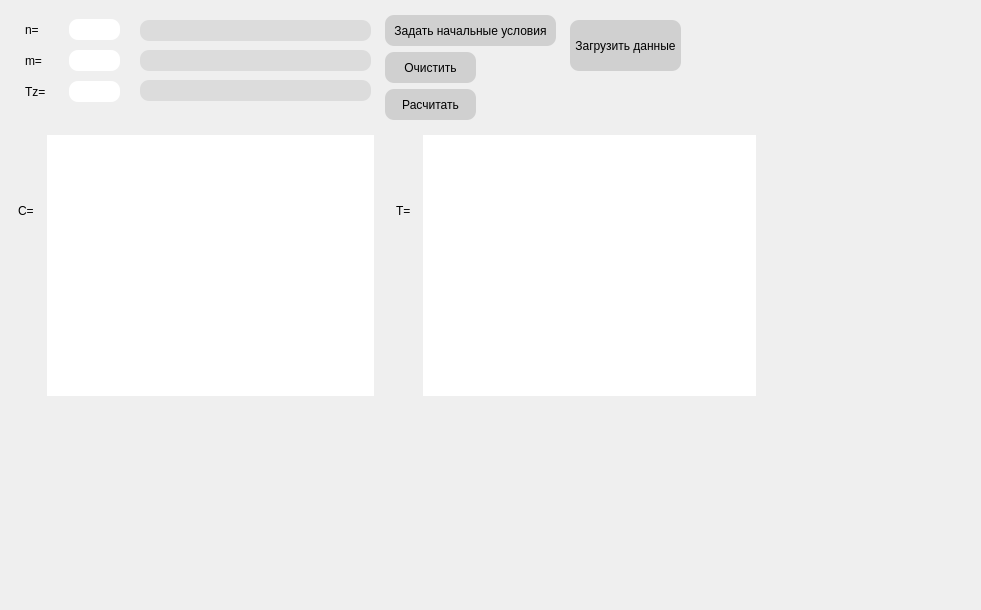
MedvedevIgS/UvBS, file FormApp.ui: the form before one commit.
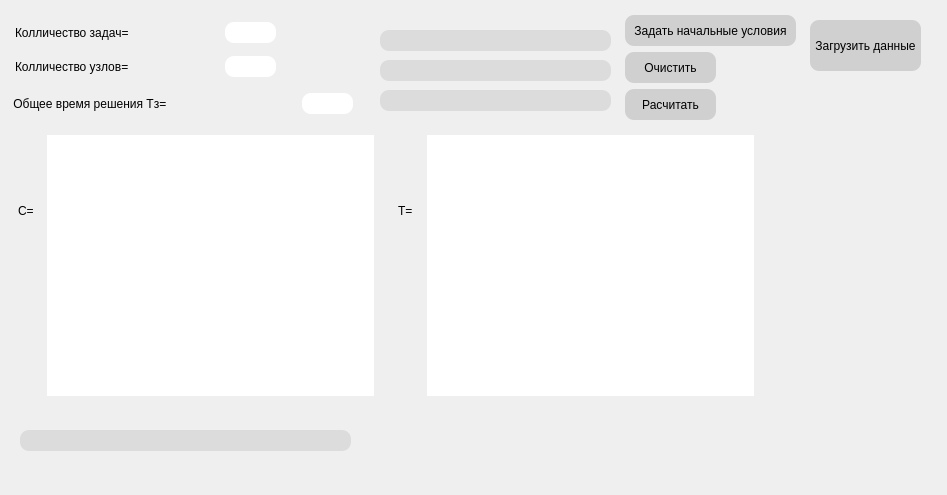
The form after the commit.

Commit message: Внесены изменения в оформление главного окна и добавлена строка вывода ошибки при некоректном вводе значений в матрицы C и T

What changed in the file:
```diff
--- a/FormApp.ui
+++ b/FormApp.ui
@@ -6,8 +6,8 @@
    <rect>
     <x>0</x>
     <y>0</y>
-    <width>981</width>
-    <height>610</height>
+    <width>947</width>
+    <height>495</height>
    </rect>
   </property>
   <property name="windowTitle">
@@ -91,7 +91,20 @@
       </layout>
      </item>
      <item>
-      <widget class="QTableWidget" name="TMatr"/>
+      <widget class="QTableWidget" name="TMatr">
+       <property name="minimumSize">
+        <size>
+         <width>47</width>
+         <height>51</height>
+        </size>
+       </property>
+       <property name="maximumSize">
+        <size>
+         <width>327</width>
+         <height>261</height>
+        </size>
+       </property>
+      </widget>
      </item>
     </layout>
    </widget>
@@ -189,7 +202,7 @@
    <widget class="QWidget" name="layoutWidget">
     <property name="geometry">
      <rect>
-      <x>380</x>
+      <x>620</x>
       <y>10</y>
       <width>181</width>
       <height>115</height>
@@ -305,8 +318,8 @@
    <widget class="QLineEdit" name="errorN">
     <property name="geometry">
      <rect>
-      <x>140</x>
-      <y>20</y>
+      <x>380</x>
+      <y>30</y>
       <width>231</width>
       <height>21</height>
      </rect>
@@ -336,8 +349,8 @@
    <widget class="QLineEdit" name="errorM">
     <property name="geometry">
      <rect>
-      <x>140</x>
-      <y>50</y>
+      <x>380</x>
+      <y>60</y>
       <width>231</width>
       <height>21</height>
      </rect>
@@ -367,8 +380,8 @@
    <widget class="QLineEdit" name="errorTz">
     <property name="geometry">
      <rect>
-      <x>140</x>
-      <y>80</y>
+      <x>380</x>
+      <y>90</y>
       <width>231</width>
       <height>21</height>
      </rect>
@@ -398,7 +411,7 @@
    <widget class="QPushButton" name="LoadData">
     <property name="geometry">
      <rect>
-      <x>570</x>
+      <x>810</x>
       <y>20</y>
       <width>111</width>
       <height>51</height>
@@ -414,10 +427,10 @@
    <widget class="QWidget" name="layoutWidget">
     <property name="geometry">
      <rect>
-      <x>20</x>
+      <x>10</x>
       <y>10</y>
-      <width>105</width>
-      <height>103</height>
+      <width>271</width>
+      <height>81</height>
      </rect>
     </property>
     <layout class="QVBoxLayout" name="verticalLayout">
@@ -441,7 +454,7 @@
           <string notr="true">font: 16pt &quot;MS Shell Dlg 2&quot;;</string>
          </property>
          <property name="text">
-          <string>n=</string>
+          <string>Колличество задач=</string>
          </property>
         </widget>
        </item>
@@ -477,7 +490,7 @@
           <string notr="true">font: 16pt &quot;MS Shell Dlg 2&quot;;</string>
          </property>
          <property name="text">
-          <string>m=</string>
+          <string>Колличество узлов=</string>
          </property>
         </widget>
        </item>
@@ -505,7 +518,17 @@
        </item>
       </layout>
      </item>
-     <item>
+    </layout>
+   </widget>
+   <widget class="QWidget" name="">
+    <property name="geometry">
+     <rect>
+      <x>10</x>
+      <y>90</y>
+      <width>343</width>
+      <height>27</height>
+     </rect>
+    </property>
       <layout class="QHBoxLayout" name="horizontalLayout_4">
        <item>
         <widget class="QLabel" name="label_3">
@@ -513,7 +536,7 @@
           <string notr="true">font: 16pt &quot;MS Shell Dlg 2&quot;;</string>
          </property>
          <property name="text">
-          <string>Tz=</string>
+        <string> Общее время решения Tз=</string>
          </property>
         </widget>
        </item>
@@ -540,8 +563,37 @@
         </widget>
        </item>
       </layout>
-     </item>
-    </layout>
+   </widget>
+   <widget class="QLineEdit" name="errorMat">
+    <property name="geometry">
+     <rect>
+      <x>20</x>
+      <y>430</y>
+      <width>331</width>
+      <height>21</height>
+     </rect>
+    </property>
+    <property name="sizePolicy">
+     <sizepolicy hsizetype="Fixed" vsizetype="Fixed">
+      <horstretch>0</horstretch>
+      <verstretch>0</verstretch>
+     </sizepolicy>
+    </property>
+    <property name="minimumSize">
+     <size>
+      <width>331</width>
+      <height>21</height>
+     </size>
+    </property>
+    <property name="maximumSize">
+     <size>
+      <width>331</width>
+      <height>21</height>
+     </size>
+    </property>
+    <property name="styleSheet">
+     <string notr="true">background-color: rgb(220, 220, 220);</string>
+    </property>
    </widget>
   </widget>
  </widget>
```
Lines whose indentation alone changed are shown as unchanged.
